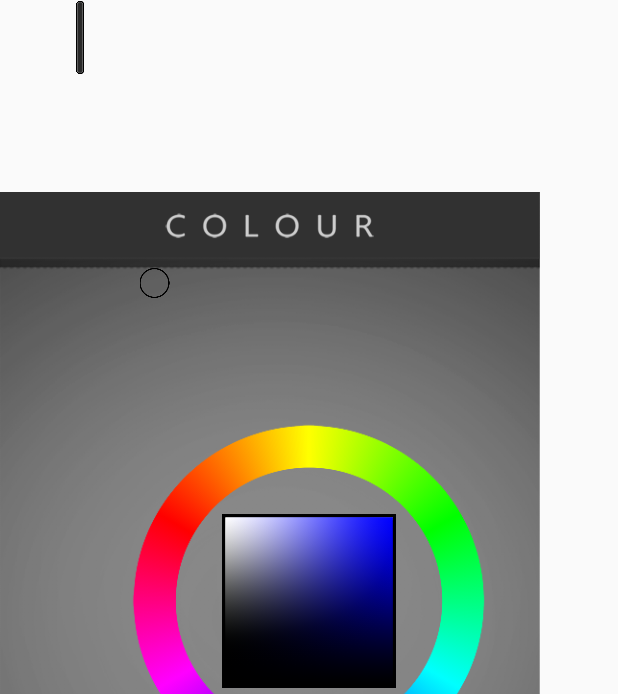
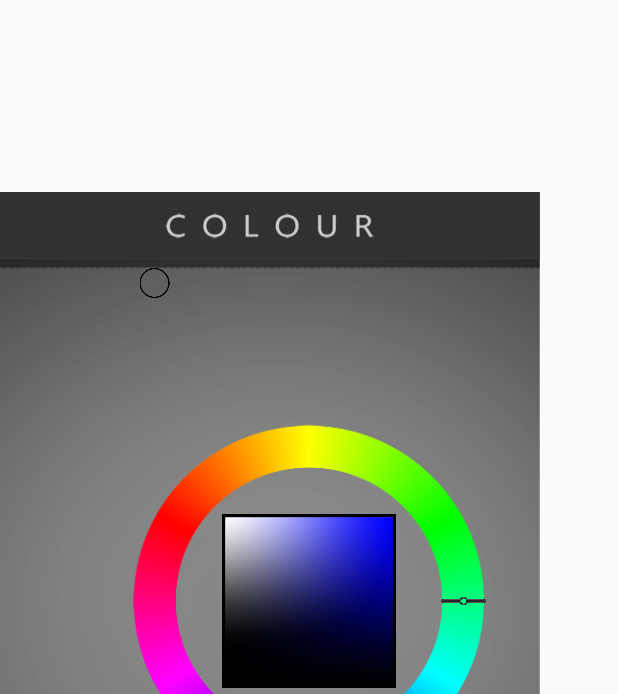
Before and after one commit to veryprofessionaldodo/ColourApp, an Android app: the screen it shows after launch (MainActivity), on a phone screen of 412 x 824 dp. Shown: the top 694 px of the screen. Run offline under Robolectric (Android 15) with nearby library versions, the phone set to English and light mode, and no system bars.

Commit message:
Problemas resolvidos na color bar

```diff
--- a/app/src/main/res/layout/activity_main.xml
+++ b/app/src/main/res/layout/activity_main.xml
@@ -77,12 +77,14 @@
         tools:layout_editor_absoluteX="60dp" />
 
     <ImageView
-        android:layout_width="0dp"
-        android:layout_height="50dp"
+        android:layout_width="30dp"
+        android:layout_height="40dp"
         android:src="@drawable/color_bar"
-        tools:layout_editor_absoluteY="245dp"
-        tools:layout_editor_absoluteX="273dp"
-        android:id="@+id/imageView" />
+        android:id="@+id/color_bar"
+        android:layout_marginRight="2dp"
+        app:layout_constraintRight_toRightOf="@+id/outer_wheel"
+        app:layout_constraintTop_toTopOf="@+id/outer_wheel"
+        android:layout_marginTop="100dp" />
 
 
 
```
Also changed, not shown: app/src/main/res/drawable-hdpi/color_bar.png, app/src/main/res/drawable-mdpi/color_bar.png, app/src/main/res/drawable-xhdpi/color_bar.png, app/src/main/res/drawable-xxhdpi/color_bar.png, app/src/main/res/drawable-xxxhdpi/color_bar.png, 2 other files.
